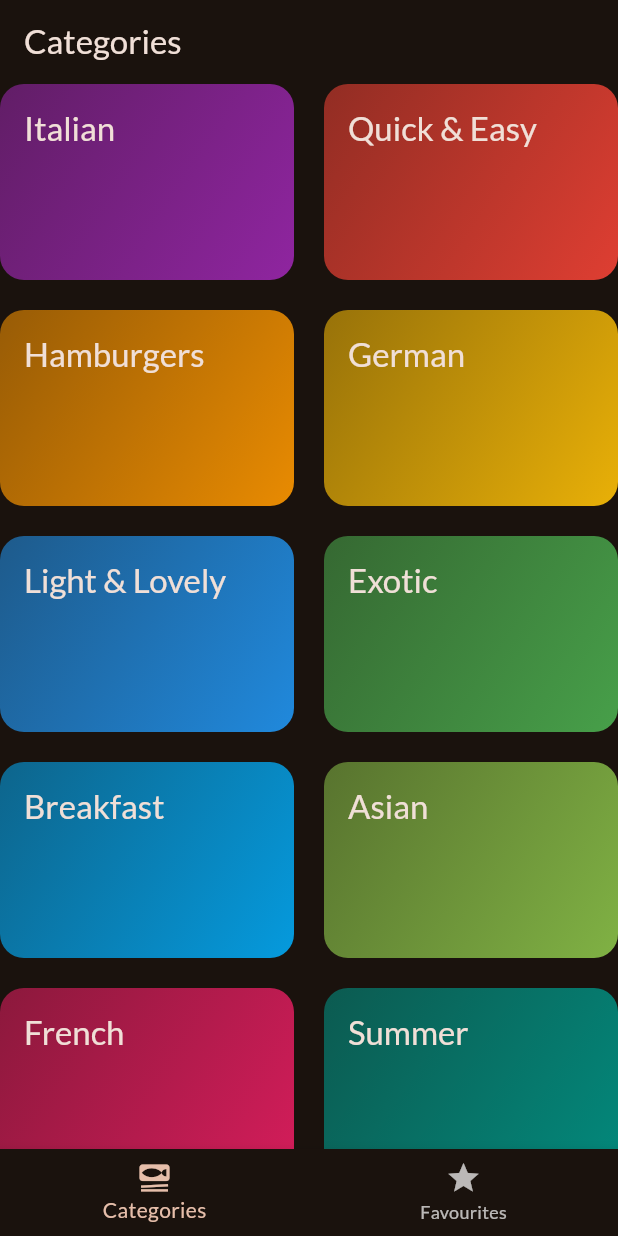
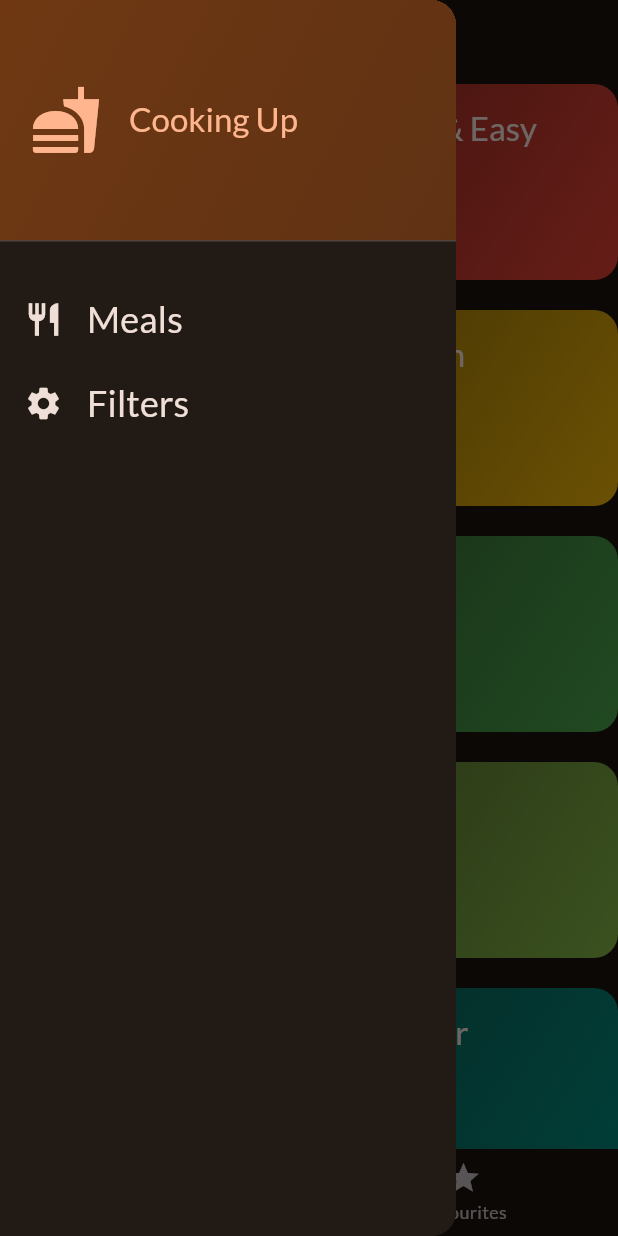
Before and after one commit to lahotimohit/mealsApp, a Flutter app: the screen it shows after launch, with the side drawer open (before the commit the screen has no drawer), on a phone screen of 412 x 824 dp. Run offline on Flutter 3.47's test engine with Material 3 defaults, Android fonts, the phone set to English and light mode, and no system bars; our stand-ins replace google_fonts, transparent_image.

Commit message:
adding drawer to this app

```diff
--- a/lib/screens/tabs.dart
+++ b/lib/screens/tabs.dart
@@ -2,6 +2,7 @@ import 'package:flutter/material.dart';
 import 'package:mealsapp/screens/categories.dart';
 import 'package:mealsapp/screens/meals.dart';
 import 'package:mealsapp/models/meal.dart';
+import 'package:mealsapp/widgets/main_drawer.dart';
 
 class TabsScreen extends StatefulWidget {
   const TabsScreen({super.key});
@@ -62,6 +63,7 @@ class _TabsScreen extends State<TabsScreen> {
       appBar: AppBar(
         title: Text(selectPageTitle),
       ),
+      drawer: const MainDrawer(),
       body: currentPage,
       bottomNavigationBar: BottomNavigationBar(
         onTap: setPage,
--- /dev/null
+++ b/lib/widgets/main_drawer.dart
@@ -0,0 +1,62 @@
+import 'package:flutter/material.dart';
+
+class MainDrawer extends StatelessWidget {
+  const MainDrawer({super.key});
+  @override
+  Widget build(BuildContext context) {
+    return Drawer(
+      child: Column(
+        children: [
+          DrawerHeader(
+              padding: const EdgeInsets.all(20),
+              decoration: BoxDecoration(
+                  gradient: LinearGradient(colors: [
+                Theme.of(context).colorScheme.primaryContainer,
+                Theme.of(context).colorScheme.primaryContainer.withOpacity(0.8)
+              ], begin: Alignment.topLeft, end: Alignment.bottomRight)),
+              child: Row(
+                children: [
+                  Icon(
+                    Icons.fastfood,
+                    size: 48,
+                    color: Theme.of(context).colorScheme.primary,
+                  ),
+                  const SizedBox(width: 18),
+                  Text(
+                    "Cooking Up",
+                    style: Theme.of(context)
+                        .textTheme
+                        .titleLarge!
+                        .copyWith(color: Theme.of(context).colorScheme.primary),
+                  )
+                ],
+              )),
+          const SizedBox(height: 16),
+          ListTile(
+            leading: Icon(
+              Icons.restaurant,
+              color: Theme.of(context).colorScheme.onSurface,
+              size: 26,
+            ),
+            title: Text(
+              "Meals",
+              style: Theme.of(context).textTheme.titleSmall!.copyWith(
+                  color: Theme.of(context).colorScheme.onSurface, fontSize: 24),
+            ),
+            onTap: () {},
+          ),
+          ListTile(
+            leading: Icon(Icons.settings,
+                color: Theme.of(context).colorScheme.onSurface, size: 26),
+            title: Text(
+              "Filters",
+              style: Theme.of(context).textTheme.titleSmall!.copyWith(
+                  color: Theme.of(context).colorScheme.onSurface, fontSize: 24),
+            ),
+            onTap: () {},
+          )
+        ],
+      ),
+    );
+  }
+}
```
